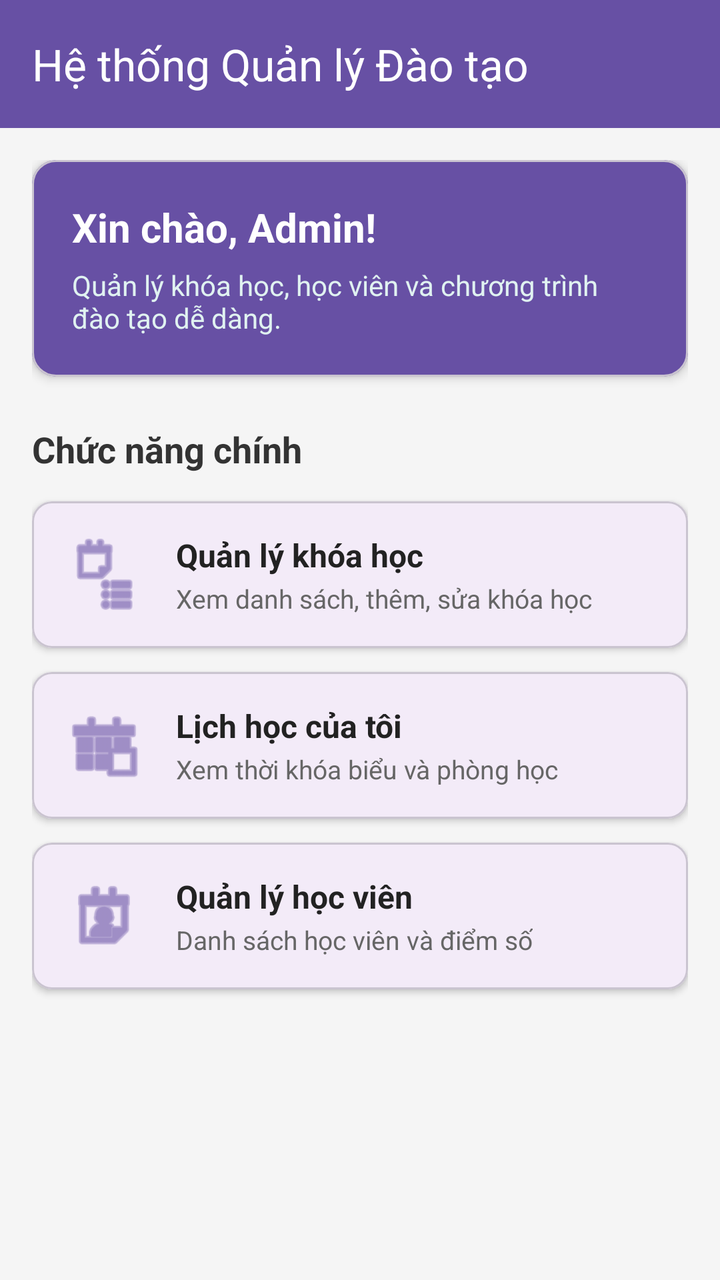
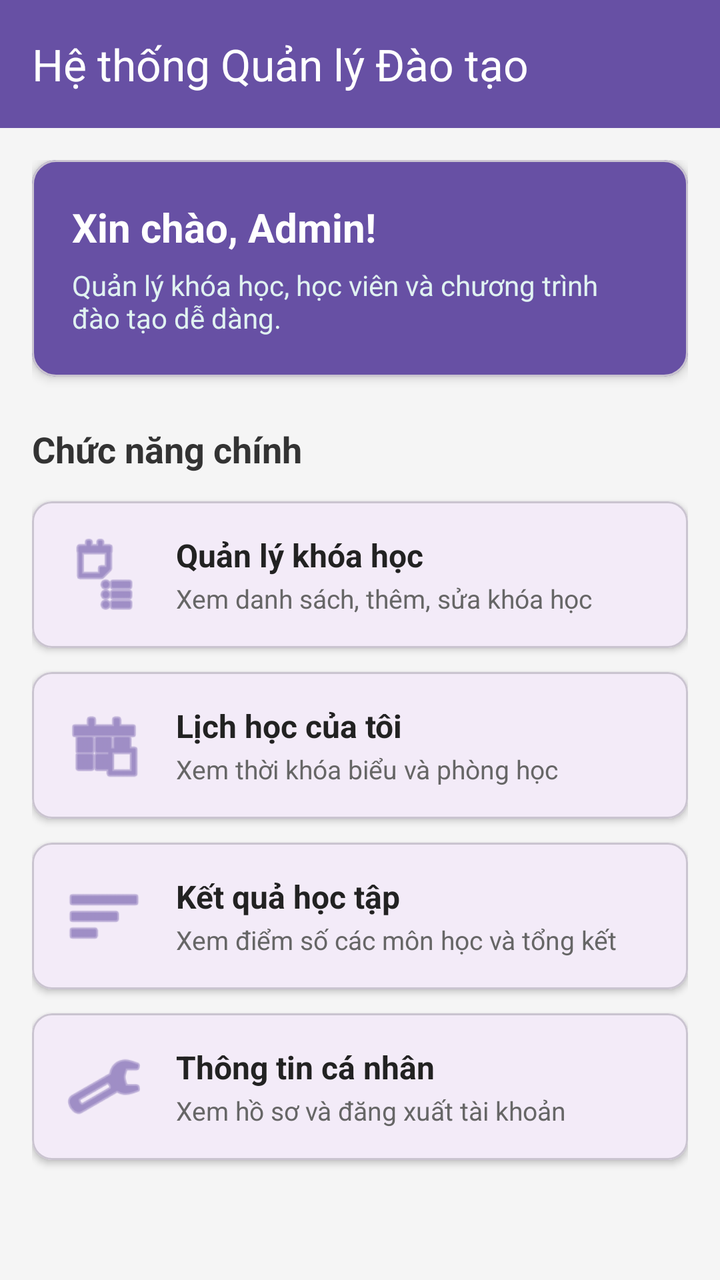

Two renders of the same Android screen: before a commit and after it. Below are the layout's source before the change and the commit's diff.
<!-- AndroidManifest.xml: application theme Theme.XayDung -->
<!-- res/layout/activity_main.xml -->
<?xml version="1.0" encoding="utf-8"?>
<LinearLayout xmlns:android="http://schemas.android.com/apk/res/android"
    xmlns:app="http://schemas.android.com/apk/res-auto"
    android:layout_width="match_parent"
    android:layout_height="match_parent"
    android:background="#F5F5F5"
    android:orientation="vertical">

    <com.google.android.material.appbar.AppBarLayout
        android:layout_width="match_parent"
        android:layout_height="wrap_content">

        <com.google.android.material.appbar.MaterialToolbar
            android:id="@+id/toolbarDashboard"
            android:layout_width="match_parent"
            android:layout_height="?attr/actionBarSize"
            android:background="?attr/colorPrimary"
            app:title="Hệ thống Quản lý Đào tạo"
            app:titleTextColor="@android:color/white" />

    </com.google.android.material.appbar.AppBarLayout>

    <ScrollView
        android:layout_width="match_parent"
        android:layout_height="match_parent"
        android:fillViewport="true">

        <LinearLayout
            android:layout_width="match_parent"
            android:layout_height="wrap_content"
            android:orientation="vertical"
            android:padding="16dp">

            <com.google.android.material.card.MaterialCardView
                android:layout_width="match_parent"
                android:layout_height="wrap_content"
                android:layout_marginBottom="16dp"
                app:cardCornerRadius="12dp"
                app:cardElevation="3dp"
                app:cardBackgroundColor="?attr/colorPrimary">

                <LinearLayout
                    android:layout_width="match_parent"
                    android:layout_height="wrap_content"
                    android:orientation="vertical"
                    android:padding="20dp">

                    <TextView
                        android:layout_width="wrap_content"
                        android:layout_height="wrap_content"
                        android:text="Xin chào, Admin!"
                        android:textColor="@android:color/white"
                        android:textSize="20sp"
                        android:textStyle="bold" />

                    <TextView
                        android:layout_width="wrap_content"
                        android:layout_height="wrap_content"
                        android:layout_marginTop="6dp"
                        android:text="Quản lý khóa học, học viên và chương trình đào tạo dễ dàng."
                        android:textColor="#E0F2F1"
                        android:textSize="14sp" />
                </LinearLayout>
            </com.google.android.material.card.MaterialCardView>

            <TextView
                android:layout_width="wrap_content"
                android:layout_height="wrap_content"
                android:layout_marginVertical="8dp"
                android:text="Chức năng chính"
                android:textSize="18sp"
                android:textStyle="bold"
                android:textColor="#333333" />

            <com.google.android.material.card.MaterialCardView
                android:id="@+id/cardCourseManagement"
                android:layout_width="match_parent"
                android:layout_height="wrap_content"
                android:layout_marginVertical="6dp"
                app:cardCornerRadius="10dp"
                app:cardElevation="2dp"
                android:clickable="true"
                android:focusable="true">

                <LinearLayout
                    android:layout_width="match_parent"
                    android:layout_height="wrap_content"
                    android:orientation="horizontal"
                    android:padding="16dp"
                    android:gravity="center_vertical">

                    <ImageView
                        android:layout_width="40dp"
                        android:layout_height="40dp"
                        android:src="@android:drawable/ic_menu_agenda"
                        android:contentDescription="Quản lý khóa học"
                        app:tint="?attr/colorPrimary" />

                    <LinearLayout
                        android:layout_width="0dp"
                        android:layout_height="wrap_content"
                        android:layout_weight="1"
                        android:layout_marginStart="16dp"
                        android:orientation="vertical">

                        <TextView
                            android:layout_width="wrap_content"
                            android:layout_height="wrap_content"
                            android:text="Quản lý khóa học"
                            android:textSize="16sp"
                            android:textStyle="bold"
                            android:textColor="#222222" />

                        <TextView
                            android:layout_width="wrap_content"
                            android:layout_height="wrap_content"
                            android:layout_marginTop="2dp"
                            android:text="Xem danh sách, thêm, sửa khóa học"
                            android:textSize="13sp"
                            android:textColor="#666666" />
                    </LinearLayout>

                </LinearLayout>
            </com.google.android.material.card.MaterialCardView>

            <com.google.android.material.card.MaterialCardView
                android:id="@+id/cardSchedule"
                android:layout_width="match_parent"
                android:layout_height="wrap_content"
                android:layout_marginVertical="6dp"
                app:cardCornerRadius="10dp"
                app:cardElevation="2dp"
                android:clickable="true"
                android:focusable="true">

                <LinearLayout
                    android:layout_width="match_parent"
                    android:layout_height="wrap_content"
                    android:orientation="horizontal"
                    android:padding="16dp"
                    android:gravity="center_vertical">

                    <ImageView
                        android:layout_width="40dp"
                        android:layout_height="40dp"
                        android:src="@android:drawable/ic_menu_today"
                        android:contentDescription="Lịch học"
                        app:tint="?attr/colorPrimary" />

                    <LinearLayout
                        android:layout_width="0dp"
                        android:layout_height="wrap_content"
                        android:layout_weight="1"
                        android:layout_marginStart="16dp"
                        android:orientation="vertical">

                        <TextView
                            android:layout_width="wrap_content"
                            android:layout_height="wrap_content"
                            android:text="Lịch học của tôi"
                            android:textSize="16sp"
                            android:textStyle="bold"
                            android:textColor="#222222" />

                        <TextView
                            android:layout_width="wrap_content"
                            android:layout_height="wrap_content"
                            android:layout_marginTop="2dp"
                            android:text="Xem thời khóa biểu và phòng học"
                            android:textSize="13sp"
                            android:textColor="#666666" />
                    </LinearLayout>

                </LinearLayout>
            </com.google.android.material.card.MaterialCardView>

            <com.google.android.material.card.MaterialCardView
                android:id="@+id/cardStudentManagement"
                android:layout_width="match_parent"
                android:layout_height="wrap_content"
                android:layout_marginVertical="6dp"
                app:cardCornerRadius="10dp"
                app:cardElevation="2dp"
                android:clickable="true"
                android:focusable="true">

                <LinearLayout
                    android:layout_width="match_parent"
                    android:layout_height="wrap_content"
                    android:orientation="horizontal"
                    android:padding="16dp"
                    android:gravity="center_vertical">

                    <ImageView
                        android:layout_width="40dp"
                        android:layout_height="40dp"
                        android:src="@android:drawable/ic_menu_my_calendar"
                        android:contentDescription="Quản lý học viên"
                        app:tint="?attr/colorPrimary" />

                    <LinearLayout
                        android:layout_width="0dp"
                        android:layout_height="wrap_content"
                        android:layout_weight="1"
                        android:layout_marginStart="16dp"
                        android:orientation="vertical">

                        <TextView
                            android:layout_width="wrap_content"
                            android:layout_height="wrap_content"
                            android:text="Quản lý học viên"
                            android:textSize="16sp"
                            android:textStyle="bold"
                            android:textColor="#222222" />

                        <TextView
                            android:layout_width="wrap_content"
                            android:layout_height="wrap_content"
                            android:layout_marginTop="2dp"
                            android:text="Danh sách học viên và điểm số"
                            android:textSize="13sp"
                            android:textColor="#666666" />
                    </LinearLayout>

                </LinearLayout>
            </com.google.android.material.card.MaterialCardView>

        </LinearLayout>
    </ScrollView>

</LinearLayout>
<!-- resources referenced by this layout -->
<resources>
  <style name="Theme.XayDung" parent="Base.Theme.XayDung" />
  <style name="Base.Theme.XayDung" parent="Theme.Material3.DayNight.NoActionBar">
          
          
      </style>
</resources>

<!-- the commit's change to res/layout/activity_main.xml (unified diff, before → after) -->
@@ -175,49 +175,100 @@
             </com.google.android.material.card.MaterialCardView>
 
             <com.google.android.material.card.MaterialCardView
-                android:id="@+id/cardStudentManagement"
-                android:layout_width="match_parent"
-                android:layout_height="wrap_content"
-                android:layout_marginVertical="6dp"
-                app:cardCornerRadius="10dp"
-                app:cardElevation="2dp"
-                android:clickable="true"
-                android:focusable="true">
-
-                <LinearLayout
-                    android:layout_width="match_parent"
-                    android:layout_height="wrap_content"
-                    android:orientation="horizontal"
-                    android:padding="16dp"
-                    android:gravity="center_vertical">
-
-                    <ImageView
-                        android:layout_width="40dp"
-                        android:layout_height="40dp"
-                        android:src="@android:drawable/ic_menu_my_calendar"
-                        android:contentDescription="Quản lý học viên"
-                        app:tint="?attr/colorPrimary" />
-
-                    <LinearLayout
-                        android:layout_width="0dp"
-                        android:layout_height="wrap_content"
-                        android:layout_weight="1"
-                        android:layout_marginStart="16dp"
-                        android:orientation="vertical">
-
-                        <TextView
-                            android:layout_width="wrap_content"
-                            android:layout_height="wrap_content"
-                            android:text="Quản lý học viên"
-                            android:textSize="16sp"
-                            android:textStyle="bold"
-                            android:textColor="#222222" />
-
-                        <TextView
-                            android:layout_width="wrap_content"
-                            android:layout_height="wrap_content"
-                            android:layout_marginTop="2dp"
-                            android:text="Danh sách học viên và điểm số"
+                android:id="@+id/cardGrades"
+                android:layout_width="match_parent"
+                android:layout_height="wrap_content"
+                android:layout_marginVertical="6dp"
+                app:cardCornerRadius="10dp"
+                app:cardElevation="2dp"
+                android:clickable="true"
+                android:focusable="true">
+
+                <LinearLayout
+                    android:layout_width="match_parent"
+                    android:layout_height="wrap_content"
+                    android:orientation="horizontal"
+                    android:padding="16dp"
+                    android:gravity="center_vertical">
+
+                    <ImageView
+                        android:layout_width="40dp"
+                        android:layout_height="40dp"
+                        android:src="@android:drawable/ic_menu_sort_by_size"
+                        android:contentDescription="Kết quả học tập"
+                        app:tint="?attr/colorPrimary" />
+
+                    <LinearLayout
+                        android:layout_width="0dp"
+                        android:layout_height="wrap_content"
+                        android:layout_weight="1"
+                        android:layout_marginStart="16dp"
+                        android:orientation="vertical">
+
+                        <TextView
+                            android:layout_width="wrap_content"
+                            android:layout_height="wrap_content"
+                            android:text="Kết quả học tập"
+                            android:textSize="16sp"
+                            android:textStyle="bold"
+                            android:textColor="#222222" />
+
+                        <TextView
+                            android:layout_width="wrap_content"
+                            android:layout_height="wrap_content"
+                            android:layout_marginTop="2dp"
+                            android:text="Xem điểm số các môn học và tổng kết"
+                            android:textSize="13sp"
+                            android:textColor="#666666" />
+                    </LinearLayout>
+
+                </LinearLayout>
+            </com.google.android.material.card.MaterialCardView>
+
+            <com.google.android.material.card.MaterialCardView
+                android:id="@+id/cardProfile"
+                android:layout_width="match_parent"
+                android:layout_height="wrap_content"
+                android:layout_marginVertical="6dp"
+                app:cardCornerRadius="10dp"
+                app:cardElevation="2dp"
+                android:clickable="true"
+                android:focusable="true">
+
+                <LinearLayout
+                    android:layout_width="match_parent"
+                    android:layout_height="wrap_content"
+                    android:orientation="horizontal"
+                    android:padding="16dp"
+                    android:gravity="center_vertical">
+
+                    <ImageView
+                        android:layout_width="40dp"
+                        android:layout_height="40dp"
+                        android:src="@android:drawable/ic_menu_manage"
+                        android:contentDescription="Thông tin cá nhân"
+                        app:tint="?attr/colorPrimary" />
+
+                    <LinearLayout
+                        android:layout_width="0dp"
+                        android:layout_height="wrap_content"
+                        android:layout_weight="1"
+                        android:layout_marginStart="16dp"
+                        android:orientation="vertical">
+
+                        <TextView
+                            android:layout_width="wrap_content"
+                            android:layout_height="wrap_content"
+                            android:text="Thông tin cá nhân"
+                            android:textSize="16sp"
+                            android:textStyle="bold"
+                            android:textColor="#222222" />
+
+                        <TextView
+                            android:layout_width="wrap_content"
+                            android:layout_height="wrap_content"
+                            android:layout_marginTop="2dp"
+                            android:text="Xem hồ sơ và đăng xuất tài khoản"
                             android:textSize="13sp"
                             android:textColor="#666666" />
                     </LinearLayout>
